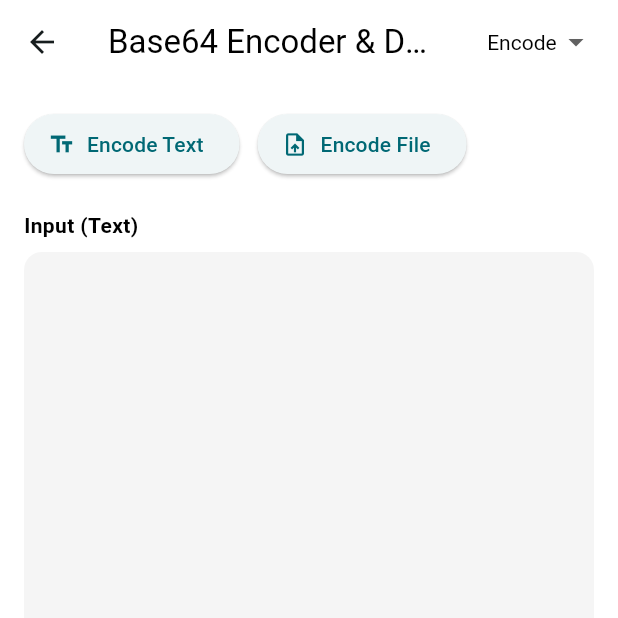
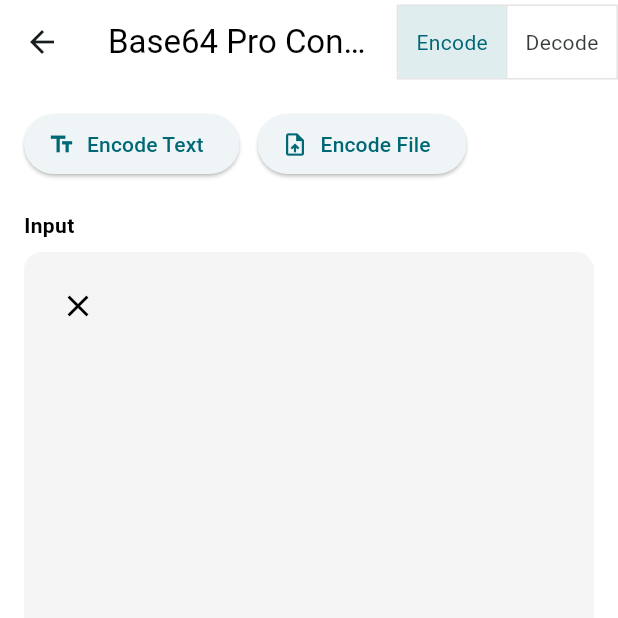
Before and after one commit to Thogaruchesti-hemanth/ProCalx, a Flutter app: the Base64ConverterScreen screen opened directly with empty values, on a phone screen of 412 x 824 dp, the top half of it. Run offline on Flutter 3.47's test engine with Material 3 defaults, Android fonts, the phone set to English and light mode, and no system bars; our stand-ins replace file_picker, math_expressions, permission_handler, share_plus, shared_preferences; missing offline and left inert: dart:html; accounts and stored records are empty.

Commit message:
base64_converter update 2.0

```diff
--- a/lib/custom_widgets/subcategory_tile.dart
+++ b/lib/custom_widgets/subcategory_tile.dart
@@ -9,13 +9,14 @@ import 'package:smart_calculator/screens/loan_calculation_screen.dart';
 
 import '../../provider/theme_provider.dart';
 import '../data.dart';
+import '../functionalities/Base64_converter/base64_converter_screen.dart'
+    show Base64ConverterScreen;
 import '../screens/Equation_solver_screen.dart';
 import '../screens/acceleration_calculator_screen.dart';
 import '../screens/add_and_subtract_screen.dart';
 import '../screens/age_calculator_screen.dart';
 import '../screens/area_calculator_screen.dart';
 import '../screens/average_calculator_screen.dart';
-import '../screens/base64_screen.dart';
 import '../screens/bmi_screen.dart';
 import '../screens/data_storage_conversion_screen.dart';
 import '../screens/fraction_calculator_screen.dart';
--- /dev/null
+++ b/lib/functionalities/Base64_converter/base64_converter_screen.dart
@@ -0,0 +1,400 @@
+import 'dart:convert';
+import 'dart:typed_data';
+import 'package:file_picker/file_picker.dart';
+import 'package:flutter/foundation.dart';
+import 'package:flutter/material.dart';
+import 'package:flutter/services.dart';
+import 'package:mime/mime.dart';
+import 'package:path_provider/path_provider.dart';
+import 'package:permission_handler/permission_handler.dart';
+import 'package:share_plus/share_plus.dart';
+import 'dart:io' show File, Platform;
+import 'dart:html' as html;
+
+enum ConversionMode { encode, decode }
+
+class Base64ConverterScreen extends StatefulWidget {
+  final bool isDarkMode;
+  const Base64ConverterScreen({super.key, required this.isDarkMode});
+
+  @override
+  State<Base64ConverterScreen> createState() => _Base64ConverterScreenState();
+}
+
+class _Base64ConverterScreenState extends State<Base64ConverterScreen> {
+  ConversionMode selectedMode = ConversionMode.encode;
+  String result = '';
+  Uint8List? fileBytes;
+  String? fileName;
+  Uint8List? decodedFileBytes;
+  bool isImage = false;
+  String? mimeType;
+  bool isLoading = false;
+
+  final TextEditingController inputController = TextEditingController();
+  final PageController _pageController = PageController();
+
+  Future<void> pickFileAndConvert() async {
+    setState(() => isLoading = true);
+    try {
+      final pickedFile = await FilePicker.platform.pickFiles(withData: true);
+      if (pickedFile != null) {
+        fileName = pickedFile.files.first.name;
+        fileBytes = pickedFile.files.first.bytes;
+        if (selectedMode == ConversionMode.encode) {
+          result = base64Encode(fileBytes!);
+          decodedFileBytes = null;
+          isImage = false;
+          mimeType = null;
+          _pageController.jumpToPage(1);
+        }
+      }
+    } catch (_) {}
+    setState(() => isLoading = false);
+  }
+
+  void convertText() {
+    setState(() => isLoading = true);
+    try {
+      if (selectedMode == ConversionMode.encode) {
+        result = base64Encode(utf8.encode(inputController.text));
+        decodedFileBytes = null;
+        isImage = false;
+        mimeType = null;
+      } else {
+        String input = inputController.text.trim();
+        if (input.startsWith('data:')) {
+          final parts = input.split(',');
+          if (parts.length == 2) input = parts[1];
+        }
+
+        Uint8List decoded = base64Decode(input);
+        bool imageDetected = isLikelyImage(decoded);
+        bool isBinary = !isUtf8(utf8.decode(decoded, allowMalformed: true));
+        final mime = lookupMimeType('', headerBytes: decoded);
+
+        decodedFileBytes = decoded;
+        isImage = imageDetected;
+        mimeType = mime;
+        result = imageDetected || isBinary ? '' : utf8.decode(decoded);
+      }
+      _pageController.jumpToPage(1);
+    } catch (e) {
+      result = '❌ Invalid input for ${selectedMode.name} mode.\n\n$e';
+      decodedFileBytes = null;
+      isImage = false;
+      mimeType = null;
+    }
+    setState(() => isLoading = false);
+  }
+
+  Future<void> downloadDecodedFile() async {
+    if (decodedFileBytes == null) return;
+    try {
+      if (kIsWeb) {
+        final blob = html.Blob([decodedFileBytes!]);
+        final url = html.Url.createObjectUrlFromBlob(blob);
+        final anchor =
+            html.AnchorElement(href: url)
+              ..setAttribute(
+                'download',
+                'decoded_file.${isImage ? 'png' : 'bin'}',
+              )
+              ..click();
+        html.Url.revokeObjectUrl(url);
+        return;
+      }
+
+      if (Platform.isAndroid) {
+        final status = await Permission.storage.request();
+        if (!status.isGranted) {
+          ScaffoldMessenger.of(
+            context,
+          ).showSnackBar(SnackBar(content: Text('Storage permission denied')));
+          return;
+        }
+      }
+
+      final dir = await getTemporaryDirectory();
+      final file = File('${dir.path}/decoded_file.${isImage ? 'png' : 'bin'}');
+      await file.writeAsBytes(decodedFileBytes!);
+      ScaffoldMessenger.of(
+        context,
+      ).showSnackBar(SnackBar(content: Text('File saved to ${file.path}')));
+    } catch (e) {
+      ScaffoldMessenger.of(
+        context,
+      ).showSnackBar(SnackBar(content: Text('Failed to save file: $e')));
+    }
+  }
+
+  Future<void> shareDecodedFile() async {
+    if (kIsWeb || decodedFileBytes == null) return;
+    try {
+      final dir = await getTemporaryDirectory();
+      final file = File('${dir.path}/share_temp.${isImage ? 'png' : 'bin'}');
+      await file.writeAsBytes(decodedFileBytes!);
+      await Share.shareXFiles([XFile(file.path)], text: 'Decoded file');
+    } catch (e) {
+      ScaffoldMessenger.of(
+        context,
+      ).showSnackBar(SnackBar(content: Text('Sharing failed: $e')));
+    }
+  }
+
+  bool isLikelyImage(Uint8List data) {
+    return data.length >= 4 &&
+        ((data[0] == 0x89 &&
+                data[1] == 0x50 &&
+                data[2] == 0x4E &&
+                data[3] == 0x47) ||
+            (data[0] == 0xFF && data[1] == 0xD8));
+  }
+
+  bool isUtf8(String input) {
+    try {
+      utf8.encode(input);
+      return true;
+    } catch (_) {
+      return false;
+    }
+  }
+
+  @override
+  void dispose() {
+    inputController.dispose();
+    _pageController.dispose();
+    super.dispose();
+  }
+
+  @override
+  Widget build(BuildContext context) {
+    final bgColor = widget.isDarkMode ? Colors.black : Colors.white;
+    final textColor = widget.isDarkMode ? Colors.white : Colors.black;
+    final cardColor = widget.isDarkMode ? Colors.grey[900] : Colors.grey[100];
+
+    return Scaffold(
+      backgroundColor: bgColor,
+      appBar: AppBar(
+        backgroundColor: bgColor,
+        title: Text('Base64 Pro Converter', style: TextStyle(color: textColor)),
+        actions: [
+          ToggleButtons(
+            isSelected: [
+              selectedMode == ConversionMode.encode,
+              selectedMode == ConversionMode.decode,
+            ],
+            onPressed: (index) {
+              setState(() {
+                selectedMode =
+                    index == 0 ? ConversionMode.encode : ConversionMode.decode;
+                result = '';
+                decodedFileBytes = null;
+                isImage = false;
+                inputController.clear();
+              });
+              _pageController.animateToPage(
+                0,
+                duration: Duration(milliseconds: 300),
+                curve: Curves.easeInOut,
+              );
+            },
+            children: [
+              Padding(
+                padding: EdgeInsets.symmetric(horizontal: 12),
+                child: Text('Encode'),
+              ),
+              Padding(
+                padding: EdgeInsets.symmetric(horizontal: 12),
+                child: Text('Decode'),
+              ),
+            ],
+          ),
+        ],
+      ),
+      body: PageView(
+        controller: _pageController,
+        physics: NeverScrollableScrollPhysics(),
+        children: [
+          Padding(
+            padding: const EdgeInsets.all(16.0),
+            child: Column(
+              crossAxisAlignment: CrossAxisAlignment.start,
+              children: [
+                Row(
+                  children: [
+                    ElevatedButton.icon(
+                      onPressed: convertText,
+                      icon: Icon(Icons.text_fields),
+                      label: Text('${selectedMode.name.capitalize()} Text'),
+                    ),
+                    SizedBox(width: 12),
+                    if (selectedMode == ConversionMode.encode)
+                      ElevatedButton.icon(
+                        onPressed: pickFileAndConvert,
+                        icon: Icon(Icons.upload_file),
+                        label: Text('${selectedMode.name.capitalize()} File'),
+                      ),
+                  ],
+                ),
+                SizedBox(height: 20),
+                Text(
+                  'Input',
+                  style: TextStyle(
+                    fontWeight: FontWeight.bold,
+                    color: textColor,
+                  ),
+                ),
+                SizedBox(height: 8),
+                Expanded(
+                  child: Container(
+                    padding: EdgeInsets.all(12),
+                    decoration: BoxDecoration(
+                      color: cardColor,
+                      borderRadius: BorderRadius.circular(12),
+                    ),
+                    child: Column(
+                      children: [
+                        Row(
+                          mainAxisAlignment: MainAxisAlignment.spaceBetween,
+                          children: [
+                            IconButton(
+                              icon: Icon(Icons.clear, color: textColor),
+                              onPressed: () => inputController.clear(),
+                            ),
+                          ],
+                        ),
+                        Expanded(
+                          child: TextField(
+                            controller: inputController,
+                            maxLines: null,
+                            expands: true,
+                            decoration: InputDecoration(
+                              border: InputBorder.none,
+                            ),
+                            style: TextStyle(color: textColor),
+                          ),
+                        ),
+                      ],
+                    ),
+                  ),
+                ),
+              ],
+            ),
+          ),
+          Padding(
+            padding: const EdgeInsets.all(16.0),
+            child: Column(
+              crossAxisAlignment: CrossAxisAlignment.start,
+              children: [
+                Row(
+                  mainAxisAlignment: MainAxisAlignment.spaceBetween,
+                  children: [
+                    Text(
+                      'Output',
+                      style: TextStyle(
+                        fontWeight: FontWeight.bold,
+                        color: textColor,
+                      ),
+                    ),
+                    if (result.isNotEmpty)
+                      IconButton(
+                        onPressed: () {
+                          Clipboard.setData(ClipboardData(text: result));
+                          ScaffoldMessenger.of(context).showSnackBar(
+                            SnackBar(content: Text('Copied to clipboard')),
+                          );
+                        },
+                        icon: Icon(Icons.copy, color: textColor),
+                        tooltip: 'Copy Output',
+                      ),
+                  ],
+                ),
+                SizedBox(height: 8),
+                if (fileName != null &&
+                    fileBytes != null &&
+                    selectedMode == ConversionMode.encode)
+                  Text(
+                    'File: $fileName (${fileBytes!.lengthInBytes} bytes)',
+                    style: TextStyle(color: textColor),
+                  ),
+                if (mimeType != null)
+                  Text(
+                    'Detected MIME Type: $mimeType',
+                    style: TextStyle(color: textColor),
+                  ),
+                SizedBox(height: 8),
+                Expanded(
+                  child: Container(
+                    padding: EdgeInsets.all(12),
+                    decoration: BoxDecoration(
+                      color: cardColor,
+                      borderRadius: BorderRadius.circular(12),
+                    ),
+                    child:
+                        isImage && decodedFileBytes != null
+                            ? Image.memory(
+                              decodedFileBytes!,
+                              fit: BoxFit.contain,
+                            )
+                            : SingleChildScrollView(
+                              child: Column(
+                                crossAxisAlignment: CrossAxisAlignment.stretch,
+                                children: [
+                                  if (result.isNotEmpty)
+                                    SelectableText(
+                                      result,
+                                      style: TextStyle(color: textColor),
+                                    ),
+                                ],
+                              ),
+                            ),
+                  ),
+                ),
+                if (decodedFileBytes != null)
+                  Row(
+                    mainAxisAlignment: MainAxisAlignment.center,
+                    children: [
+                      ElevatedButton.icon(
+                        onPressed: downloadDecodedFile,
+                        icon: Icon(Icons.download),
+                        label: Text('Download'),
+                      ),
+                      SizedBox(width: 12),
+                      ElevatedButton.icon(
+                        onPressed: shareDecodedFile,
+                        icon: Icon(Icons.share),
+                        label: Text('Share'),
+                      ),
+                    ],
+                  ),
+                SizedBox(height: 12),
+                Center(
+                  child: TextButton.icon(
+                    onPressed:
+                        () => _pageController.animateToPage(
+                          0,
+                          duration: Duration(milliseconds: 300),
+                          curve: Curves.easeInOut,
+                        ),
+                    icon: Icon(
+                      Icons.arrow_back_ios_new_rounded,
+                      size: 18,
+                      color: textColor,
+                    ),
+                    label: Text('Back', style: TextStyle(color: textColor)),
+                  ),
+                ),
+              ],
+            ),
+          ),
+        ],
+      ),
+    );
+  }
+}
+
+extension StringCasingExtension on String {
+  String capitalize() =>
+      isNotEmpty ? '${this[0].toUpperCase()}${substring(1)}' : '';
+}
--- a/lib/screens/base64_screen.dart
+++ /dev/null
@@ -1,296 +0,0 @@
-import 'dart:convert';
-import 'dart:io';
-import 'dart:typed_data';
-
-import 'package:file_picker/file_picker.dart';
-import 'package:flutter/material.dart';
-import 'package:path_provider/path_provider.dart'; // Add to pubspec.yaml
-import 'package:permission_handler/permission_handler.dart'; // Add to pubspec.yaml
-
-class Base64ConverterScreen extends StatefulWidget {
-  final bool isDarkMode;
-  const Base64ConverterScreen({super.key, required this.isDarkMode});
-
-  @override
-  State<Base64ConverterScreen> createState() => _Base64ConverterScreenState();
-}
-
-class _Base64ConverterScreenState extends State<Base64ConverterScreen> {
-  String selectedMode = 'Encode';
-  String result = '';
-  Uint8List? fileBytes;
-  String? fileName;
-
-  final TextEditingController inputController = TextEditingController();
-
-  // Page controller for input/output views
-  final PageController _pageController = PageController();
-
-  // For tracking if result is decoded file bytes (to allow download)
-  Uint8List? decodedFileBytes;
-
-  Future<void> pickFileAndConvert() async {
-    final result = await FilePicker.platform.pickFiles(withData: true);
-    if (result != null) {
-      fileName = result.files.first.name;
-      fileBytes = result.files.first.bytes;
-      if (selectedMode == 'Encode') {
-        setState(() {
-          this.result = base64Encode(fileBytes!);
-          decodedFileBytes = null; // clear any previous decoded file
-        });
-      } else {
-        try {
-          // Decode base64 from bytes interpreted as UTF8 string
-          final decoded = base64Decode(utf8.decode(fileBytes!));
-          setState(() {
-            this.result = 'Decoded Data (binary): ${decoded.length} bytes';
-            decodedFileBytes = decoded;
-          });
-        } catch (e) {
-          setState(() {
-            this.result = '❌ Invalid Base64 data.';
-            decodedFileBytes = null;
-          });
-        }
-      }
-      // Switch to output page automatically
-      _pageController.animateToPage(
-        1,
-        duration: Duration(milliseconds: 300),
-        curve: Curves.easeInOut,
-      );
-    }
-  }
-
-  void convertText() {
-    try {
-      if (selectedMode == 'Encode') {
-        setState(() {
-          result = base64Encode(utf8.encode(inputController.text));
-          decodedFileBytes = null;
-        });
-      } else {
-        final decoded = utf8.decode(base64Decode(inputController.text));
-        setState(() {
-          result = decoded;
-          decodedFileBytes = null;
-        });
-      }
-      _pageController.animateToPage(
-        1,
-        duration: Duration(milliseconds: 300),
-        curve: Curves.easeInOut,
-      );
-    } catch (_) {
-      setState(() {
-        result = '❌ Invalid input for $selectedMode.';
-        decodedFileBytes = null;
-      });
-      _pageController.animateToPage(
-        1,
-        duration: Duration(milliseconds: 300),
-        curve: Curves.easeInOut,
-      );
-    }
-  }
-
-  Future<void> downloadDecodedFile() async {
-    if (decodedFileBytes == null) return;
-
-    // Request storage permission (Android only)
-    if (Platform.isAndroid) {
-      final status = await Permission.storage.request();
-      if (!status.isGranted) {
-        ScaffoldMessenger.of(
-          context,
-        ).showSnackBar(SnackBar(content: Text('Storage permission denied')));
-        return;
-      }
-    }
-
-    try {
-      final dir = await getTemporaryDirectory();
-      final savePath =
-          '${dir.path}/decoded_${fileName ?? DateTime.now().millisecondsSinceEpoch}';
-      final file = File(savePath);
-      await file.writeAsBytes(decodedFileBytes!);
-      ScaffoldMessenger.of(
-        context,
-      ).showSnackBar(SnackBar(content: Text('File saved to $savePath')));
-    } catch (e) {
-      ScaffoldMessenger.of(
-        context,
-      ).showSnackBar(SnackBar(content: Text('Failed to save file: $e')));
-    }
-  }
-
-  @override
-  void dispose() {
-    inputController.dispose();
-    _pageController.dispose();
-    super.dispose();
-  }
-
-  @override
-  Widget build(BuildContext context) {
-    final bgColor = widget.isDarkMode ? Colors.black : Colors.white;
-    final textColor = widget.isDarkMode ? Colors.white : Colors.black;
-    final cardColor = widget.isDarkMode ? Colors.grey[900] : Colors.grey[100];
-
-    return Scaffold(
-      backgroundColor: bgColor,
-      appBar: AppBar(
-        backgroundColor: bgColor,
-        title: Text(
-          'Base64 Encoder & Decoder',
-          style: TextStyle(color: textColor),
-        ),
-        actions: [
-          Padding(
-            padding: const EdgeInsets.symmetric(horizontal: 16.0),
-            child: DropdownButton<String>(
-              value: selectedMode,
-              dropdownColor: cardColor,
-              style: TextStyle(color: textColor),
-              underline: SizedBox(),
-              onChanged: (value) {
-                if (value != null) {
-                  setState(() {
-                    selectedMode = value;
-                    result = '';
-                    decodedFileBytes = null;
-                    inputController.clear();
-                  });
-                  _pageController.animateToPage(
-                    0,
-                    duration: Duration(milliseconds: 300),
-                    curve: Curves.easeInOut,
-                  );
-                }
-              },
-              items:
-                  ['Encode', 'Decode']
-                      .map(
-                        (mode) =>
-                            DropdownMenuItem(value: mode, child: Text(mode)),
-                      )
-                      .toList(),
-            ),
-          ),
-        ],
-      ),
-      body: PageView(
-        controller: _pageController,
-        physics: NeverScrollableScrollPhysics(),
-        children: [
-          // INPUT PAGE
-          Padding(
-            padding: const EdgeInsets.all(16.0),
-            child: Column(
-              crossAxisAlignment: CrossAxisAlignment.start,
-              children: [
-                Row(
-                  children: [
-                    ElevatedButton.icon(
-                      onPressed: convertText,
-                      icon: Icon(Icons.text_fields),
-                      label: Text('$selectedMode Text'),
-                    ),
-                    SizedBox(width: 12),
-                    ElevatedButton.icon(
-                      onPressed: pickFileAndConvert,
-                      icon: Icon(Icons.upload_file),
-                      label: Text('$selectedMode File'),
-                    ),
-                  ],
-                ),
-                SizedBox(height: 20),
-                Text(
-                  'Input (Text)',
-                  style: TextStyle(
-                    fontWeight: FontWeight.bold,
-                    color: textColor,
-                  ),
-                ),
-                SizedBox(height: 8),
-                Expanded(
-                  child: Container(
-                    padding: EdgeInsets.all(12),
-                    decoration: BoxDecoration(
-                      color: cardColor,
-                      borderRadius: BorderRadius.circular(12),
-                    ),
-                    child: TextField(
-                      controller: inputController,
-                      maxLines: null,
-                      expands: true,
-                      decoration: InputDecoration(border: InputBorder.none),
-                      style: TextStyle(color: textColor),
-                    ),
-                  ),
-                ),
-              ],
-            ),
-          ),
-
-          // OUTPUT PAGE
-          Padding(
-            padding: const EdgeInsets.all(16.0),
-            child: Column(
-              crossAxisAlignment: CrossAxisAlignment.start,
-              children: [
-                Text(
-                  'Output ($selectedMode Result)',
-                  style: TextStyle(
-                    fontWeight: FontWeight.bold,
-                    color: textColor,
-                  ),
-                ),
-                SizedBox(height: 8),
-                Expanded(
-                  child: Container(
-                    width: double.infinity,
-                    padding: EdgeInsets.all(12),
-                    decoration: BoxDecoration(
-                      color: cardColor,
-                      borderRadius: BorderRadius.circular(12),
-                    ),
-                    child: SingleChildScrollView(
-                      child: SelectableText(
-                        result,
-                        style: TextStyle(color: textColor),
-                      ),
-                    ),
-                  ),
-                ),
-                if (selectedMode == 'Decode' && decodedFileBytes != null)
-                  Center(
-                    child: ElevatedButton.icon(
-                      onPressed: downloadDecodedFile,
-                      icon: Icon(Icons.download),
-                      label: Text('Download Decoded File'),
-                    ),
-                  ),
-                SizedBox(height: 12),
-                Center(
-                  child: ElevatedButton.icon(
-                    onPressed: () {
-                      _pageController.animateToPage(
-                        0,
-                        duration: Duration(milliseconds: 300),
-                        curve: Curves.easeInOut,
-                      );
-                    },
-                    icon: Icon(Icons.arrow_back),
-                    label: Text('Back to Input'),
-                  ),
-                ),
-              ],
-            ),
-          ),
-        ],
-      ),
-    );
-  }
-}
```
Also changed, not shown: lib/functionalities/Base64_converter/base64_service.dart (added, +19 -0 lines).
